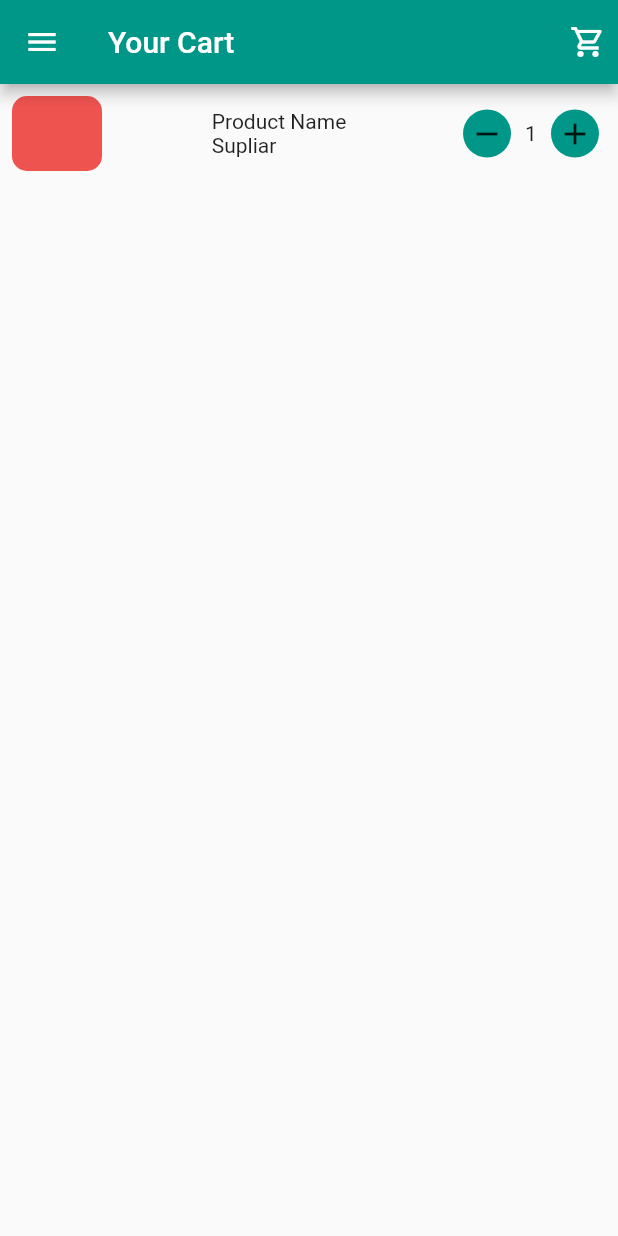
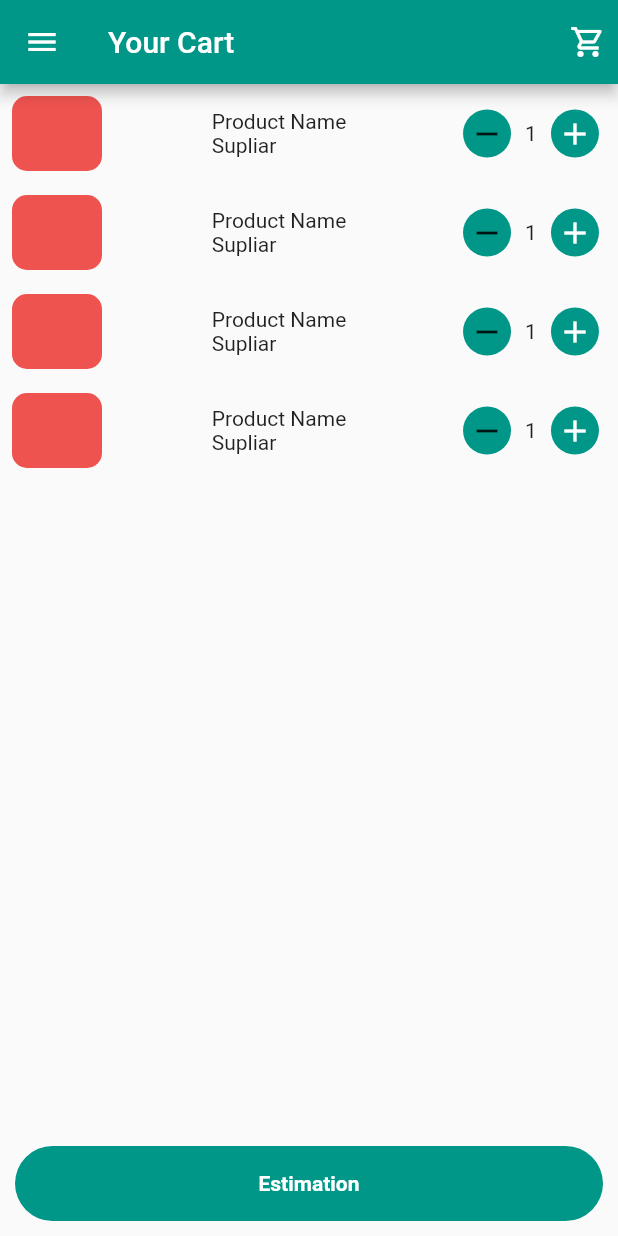
Before and after one commit to JamshaidMallik/amenities_fyp, a Flutter app: the CartScreen screen opened directly, on a phone screen of 412 x 824 dp. Run offline on Flutter 3.47's test engine with Material 2 defaults, Android fonts, the phone set to English and light mode, and no system bars; our stand-ins replace awesome_dialog, firebase_core, get, google_fonts; accounts and stored records are empty.

Commit message:
complete cart screen and input

```diff
--- a/lib/cart_screens/cart_screen.dart
+++ b/lib/cart_screens/cart_screen.dart
@@ -23,7 +23,7 @@ class CartScreen extends StatelessWidget {
         ],
       ),
       body: ListView.builder(
-          itemCount: 1,
+          itemCount: 4,
           itemBuilder: (context, index) {
             return Padding(
               padding: const EdgeInsets.all(8.0),
@@ -52,7 +52,8 @@ class CartScreen extends StatelessWidget {
                           mainAxisAlignment: MainAxisAlignment.spaceAround,
                           children: [
                             Container(
-                              child: Center(child: Padding(
+                              child: Center(
+                                  child: Padding(
                                 padding: const EdgeInsets.all(4.0),
                                 child: Icon(Icons.remove),
                               )),
@@ -63,9 +64,13 @@ class CartScreen extends StatelessWidget {
                             ),
                             Text("1"),
                             Container(
-                              child: Center(child: Padding(
+                              child: Center(
+                                  child: Padding(
                                 padding: const EdgeInsets.all(4.0),
-                                child: Icon(Icons.add,color: ,),
+                                child: Icon(
+                                  Icons.add,
+                                  color: kWhiteColor,
+                                ),
                               )),
                               decoration: BoxDecoration(
                                 shape: BoxShape.circle,
@@ -76,13 +81,35 @@ class CartScreen extends StatelessWidget {
                         ),
                         height: 50,
                         width: 100,
-                      )
+                      ),
                     ],
                   ),
                 ],
               ),
             );
           }),
+      bottomSheet: Padding(
+        padding: const EdgeInsets.all(10),
+        child: Container(
+          height: 50,
+          width: double.infinity,
+          decoration: BoxDecoration(
+              borderRadius: BorderRadius.circular(50),
+              color: Colors.teal),
+          child: Padding(
+            padding: const EdgeInsets.all(15),
+            child: Center(
+              child: Text(
+                "Estimation",
+                style: TextStyle(
+                  fontWeight: FontWeight.bold,
+                  color: Colors.white,
+                ),
+              ),
+            ),
+          ),
+        ),
+      ),
     );
   }
 }
--- a/lib/input_estimate_screen.dart
+++ b/lib/input_estimate_screen.dart
@@ -71,7 +71,7 @@ List<String> listItem = [
                   textAlignVertical: TextAlignVertical.center,
                   obscureText: true,
                   decoration: InputDecoration(
-                   label:  Text("Number of Floor",style: kSecondaryText,),
+                   label:  Text("Number of Floor",),
                     border: InputBorder.none,
                     contentPadding: EdgeInsets.all(8),
                   ),
@@ -85,7 +85,6 @@ List<String> listItem = [
               height: 130,
               width: double.infinity,
               decoration: BoxDecoration(
-                // border: Border.all(color: Colors.grey),
                   color: Colors.grey.shade200,
                   borderRadius: BorderRadius.circular(20)),
               child: Padding(
@@ -94,7 +93,7 @@ List<String> listItem = [
                   textAlignVertical: TextAlignVertical.center,
                   obscureText: true,
                   decoration: InputDecoration(
-                    label: Text("Numbers of Room",style: kSecondaryText,),
+                    label: Text("Numbers of Room",),
                     // hintText: "Numbers",
                     border: InputBorder.none,
                     contentPadding: EdgeInsets.all(8),
@@ -118,7 +117,7 @@ List<String> listItem = [
                   textAlignVertical: TextAlignVertical.center,
                   obscureText: true,
                   decoration: InputDecoration(
-                    label: Text("Room Dimention",style: kSecondaryText,),
+                    label: Text("Room Dimention"),
                     // hintText: "Numbers",
                     border: InputBorder.none,
                     contentPadding: EdgeInsets.all(8),
--- a/lib/interest_area_screen.dart
+++ b/lib/interest_area_screen.dart
@@ -22,7 +22,6 @@ class InterestAreaScreen extends StatelessWidget {
         padding: const EdgeInsets.only(top: 10,left: 15,right: 15),
         child: Column(
           children: [
-
             Expanded(
               child: Padding(
                 padding: const EdgeInsets.all(20),
```
